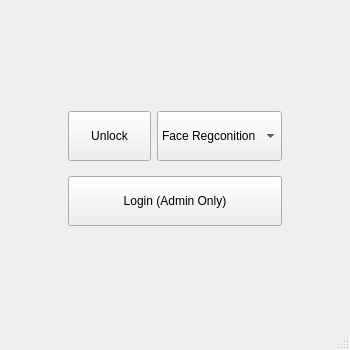
Old version of the form ui/mainwindow.ui in the repository cavoidcodon/Smart-Lock.
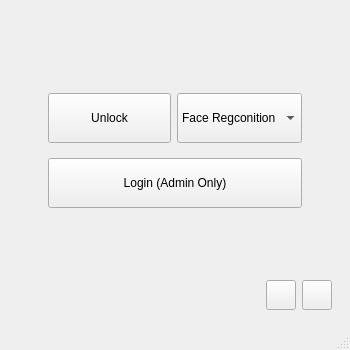
New version of the form. Icons and pictures are not drawn.

The edit to the form file:
```diff
--- a/ui/mainwindow.ui
+++ b/ui/mainwindow.ui
@@ -39,15 +39,6 @@
        <enum>QFrame::Raised</enum>
       </property>
       <layout class="QVBoxLayout" name="verticalLayout_3">
-       <property name="leftMargin">
-        <number>50</number>
-       </property>
-       <property name="rightMargin">
-        <number>50</number>
-       </property>
-       <property name="bottomMargin">
-        <number>9</number>
-       </property>
        <item>
         <spacer name="verticalSpacer">
          <property name="orientation">
@@ -70,6 +61,12 @@
           <enum>QFrame::Raised</enum>
          </property>
          <layout class="QVBoxLayout" name="verticalLayout">
+          <property name="leftMargin">
+           <number>30</number>
+          </property>
+          <property name="rightMargin">
+           <number>30</number>
+          </property>
           <item>
            <widget class="QFrame" name="frame_3">
             <property name="frameShape">
@@ -104,7 +101,7 @@
                </property>
                <property name="icon">
                 <iconset>
-                 <normaloff>:/icons/icons8-approved-unlock-48.png</normaloff>:/icons/icons8-approved-unlock-48.png</iconset>
+                 <normaloff>../resources/images/unlock_2.png</normaloff>../resources/images/unlock_2.png</iconset>
                </property>
                <property name="iconSize">
                 <size>
@@ -161,7 +158,7 @@
             </property>
             <property name="icon">
              <iconset>
-              <normaloff>:/icons/admin_2.png</normaloff>:/icons/admin_2.png</iconset>
+              <normaloff>../resources/images/admin_2.png</normaloff>../resources/images/admin_2.png</iconset>
             </property>
             <property name="iconSize">
              <size>
@@ -187,6 +184,75 @@
          </property>
         </spacer>
        </item>
+       <item>
+        <layout class="QHBoxLayout" name="horizontalLayout_2">
+         <item>
+          <spacer name="horizontalSpacer">
+           <property name="orientation">
+            <enum>Qt::Horizontal</enum>
+           </property>
+           <property name="sizeHint" stdset="0">
+            <size>
+             <width>40</width>
+             <height>20</height>
+            </size>
+           </property>
+          </spacer>
+         </item>
+         <item>
+          <widget class="QPushButton" name="pushButton_2">
+           <property name="minimumSize">
+            <size>
+             <width>30</width>
+             <height>30</height>
+            </size>
+           </property>
+           <property name="maximumSize">
+            <size>
+             <width>30</width>
+             <height>30</height>
+            </size>
+           </property>
+           <property name="toolTip">
+            <string>&lt;html&gt;&lt;head/&gt;&lt;body&gt;&lt;p&gt;Reset system&lt;/p&gt;&lt;/body&gt;&lt;/html&gt;</string>
+           </property>
+           <property name="text">
+            <string/>
+           </property>
+           <property name="icon">
+            <iconset>
+             <normaloff>../resources/images/reset.png</normaloff>../resources/images/reset.png</iconset>
+           </property>
+          </widget>
+         </item>
+         <item>
+          <widget class="QPushButton" name="pushButton">
+           <property name="minimumSize">
+            <size>
+             <width>30</width>
+             <height>30</height>
+            </size>
+           </property>
+           <property name="maximumSize">
+            <size>
+             <width>30</width>
+             <height>30</height>
+            </size>
+           </property>
+           <property name="toolTip">
+            <string>&lt;html&gt;&lt;head/&gt;&lt;body&gt;&lt;p&gt;Setings&lt;/p&gt;&lt;/body&gt;&lt;/html&gt;</string>
+           </property>
+           <property name="text">
+            <string/>
+           </property>
+           <property name="icon">
+            <iconset>
+             <normaloff>../resources/images/settings.png</normaloff>../resources/images/settings.png</iconset>
+           </property>
+          </widget>
+         </item>
+        </layout>
+       </item>
       </layout>
      </widget>
     </item>
```
